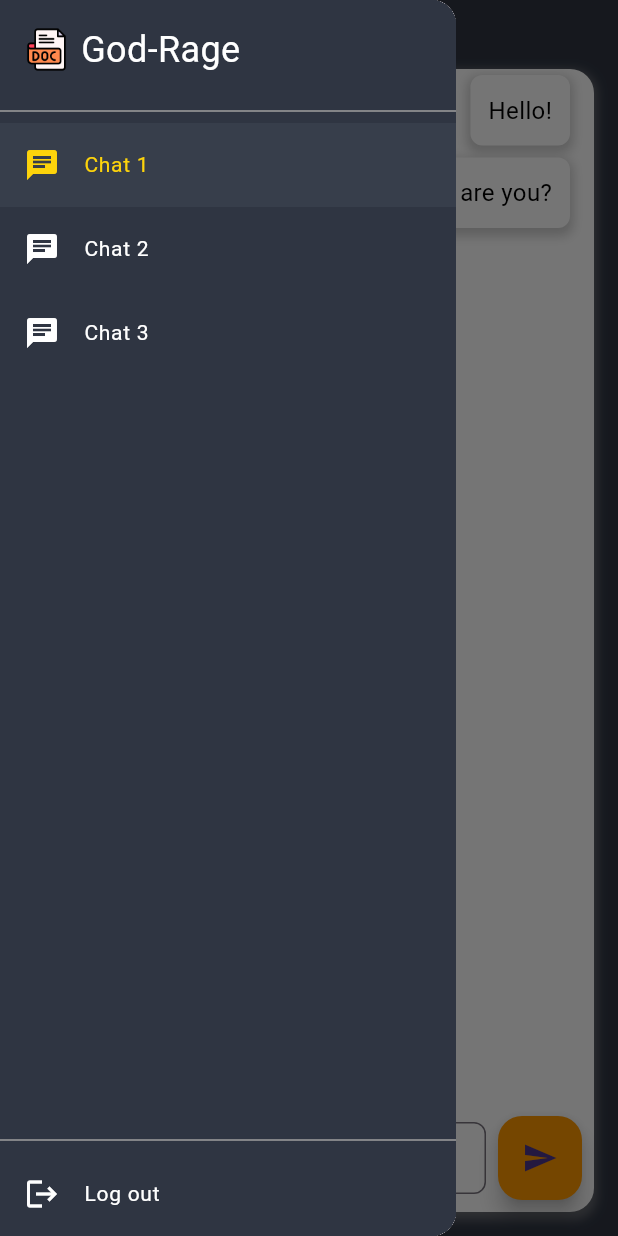
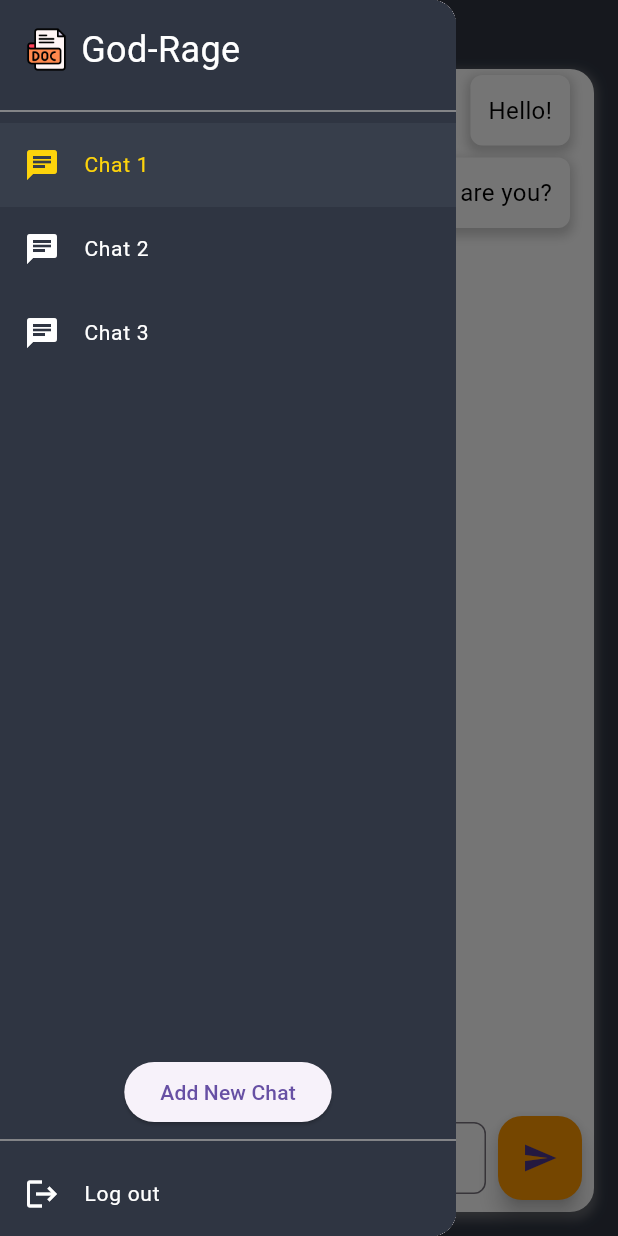
Before and after one commit to basedharsh/Godrej-hackathon, a Flutter app: the screen it shows after launch, with the side drawer open, on a phone screen of 412 x 824 dp. Run offline on Flutter 3.47's test engine with Material 3 defaults, Android fonts, the phone set to English and light mode, and no system bars; our stand-ins replace file_picker, firebase_core, open_file; missing offline and left inert: flutter_pdfview; accounts and stored records are empty; Roboto replaces fonts that are missing (Mulish, Nexa-Bold).

Commit message:
Lets- Go: basic Ui done

```diff
--- a/lib/sidebar.dart
+++ b/lib/sidebar.dart
@@ -39,7 +39,6 @@ class Sidebar extends StatelessWidget {
             ),
           ),
           const Divider(color: Colors.grey),
-
           for (String chat in chatList)
             SidebarItem(
               icon: Icons.chat,
@@ -48,10 +47,10 @@ class Sidebar extends StatelessWidget {
               onTap: () => selectChat(chat),
             ),
           const Spacer(),
-          // ElevatedButton(
-          //   onPressed: addNewChat,
-          //   child: const Text('Add New Chat'),
-          // ),
+          ElevatedButton(
+            onPressed: addNewChat,
+            child: const Text('Add New Chat'),
+          ),
           const Divider(color: Colors.grey),
           SidebarItem(
             icon: Icons.logout,
```
